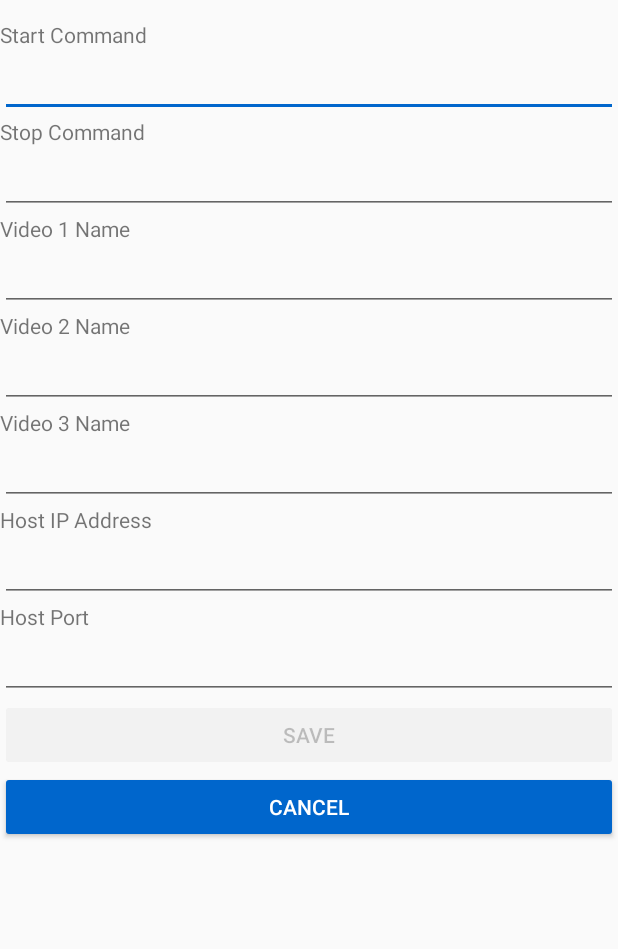
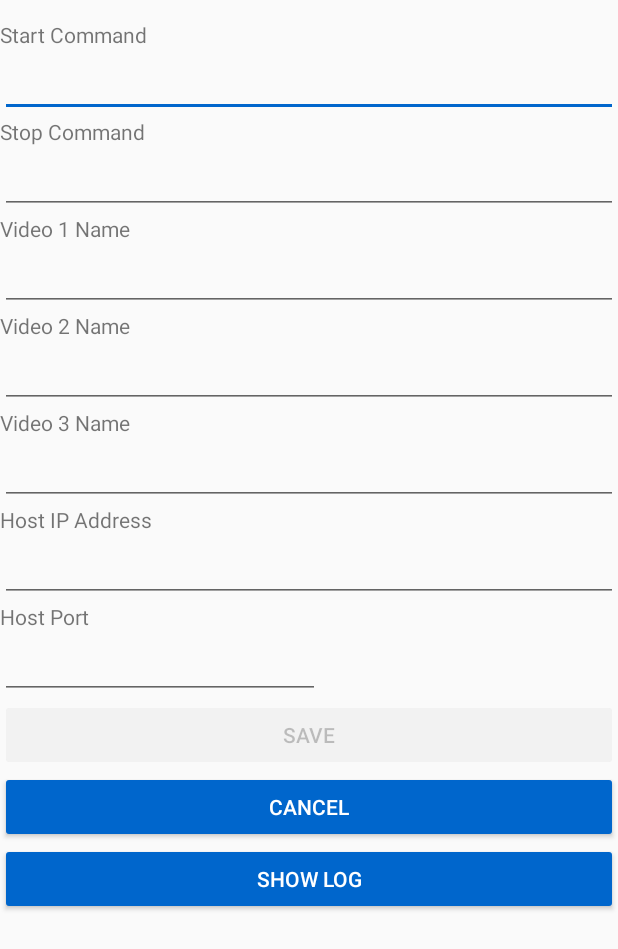
Before and after one commit to hafewa/AndroidRemoteControl, an Android app: the SettingsActivity screen opened directly, with no data from a screen before it, on a phone screen of 412 x 824 dp. Shown: the top 949 px of the screen. Run offline under Robolectric (Android 15) with nearby library versions, the phone set to English and light mode, and no system bars; 8 statements that could not run were skipped.

Commit message:
added log view capability

```diff
--- a/app/build.gradle
+++ b/app/build.gradle
@@ -27,10 +27,12 @@ android {
             path "CMakeLists.txt"
         }
     }
+    productFlavors {
+    }
 }
 
 dependencies {
-    compile fileTree(dir: 'libs', include: ['*.jar'])
+    compile fileTree(include: ['*.jar'], dir: 'libs')
     androidTestCompile('com.android.support.test.espresso:espresso-core:2.2.2', {
         exclude group: 'com.android.support', module: 'support-annotations'
     })
@@ -38,4 +40,5 @@ dependencies {
     compile 'com.google.android.gms:play-services-appindexing:9.0.0'
     compile 'com.android.support:design:23.4.0'
     testCompile 'junit:junit:4.12'
+    androidTestCompile 'com.android.support.test.espresso:espresso-core:2.2.2'
 }
--- a/app/src/main/res/layout/activity_settings.xml
+++ b/app/src/main/res/layout/activity_settings.xml
@@ -1,19 +1,58 @@
 <?xml version="1.0" encoding="utf-8"?>
-<RelativeLayout
+<RelativeLayout android:layout_width="match_parent"
+    android:layout_height="match_parent"
     xmlns:android="http://schemas.android.com/apk/res/android"
     xmlns:tools="http://schemas.android.com/tools"
+    tools:context="com.arc.prith.androidremotecontrol.SettingsActivity">
+
+    <ScrollView
+        android:layout_width="match_parent"
+        android:layout_height="match_parent"
+        android:id="@+id/layout_Log">
+
+        <LinearLayout
+            android:layout_width="match_parent"
+            android:layout_height="wrap_content"
+            android:orientation="vertical" >
+
+            <TextView
+                android:layout_width="match_parent"
+                android:layout_height="325dp"
+                android:id="@+id/lbl_Log" />
+
+            <Button
+                android:text="Clear Log"
+                android:layout_width="match_parent"
+                android:layout_height="wrap_content"
+                android:id="@+id/btn_ClearLog"
+                android:onClick="btn_ClearLog_OnClick"
+                style="@style/Widget.AppCompat.Button.Colored" />
+
+            <Button
+                android:text="Back To Settings"
+                android:layout_width="match_parent"
+                android:layout_height="wrap_content"
+                android:id="@+id/btn_ToSettings"
+                style="@style/Widget.AppCompat.Button.Colored"
+                android:onClick="btn_Back_OnClick" />
+        </LinearLayout>
+    </ScrollView>
+
+    <ScrollView
     android:layout_width="match_parent"
     android:layout_height="match_parent"
+    android:id="@+id/layout_Settings">
+<LinearLayout
+    android:orientation="vertical"
+    android:layout_width="match_parent"
+    android:layout_height="wrap_content"
     android:fitsSystemWindows="true"
-    tools:context="com.arc.prith.androidremotecontrol.SettingsActivity">
+    android:visibility="visible">
 
     <TextView
         android:text="Start Command"
         android:layout_width="wrap_content"
         android:layout_height="wrap_content"
-        android:layout_alignParentTop="true"
-        android:layout_alignParentLeft="true"
-        android:layout_alignParentStart="true"
         android:layout_marginTop="13dp"
         android:id="@+id/lbl_StartCmd" />
 
@@ -22,111 +61,77 @@
         android:layout_height="wrap_content"
         android:inputType="textPersonName"
         android:ems="10"
-        android:layout_below="@+id/lbl_StopCmd"
-        android:layout_alignParentLeft="true"
-        android:layout_alignParentStart="true"
+        android:id="@+id/txt_StartCmd" />
+
+    <TextView
+        android:text="Stop Command"
+        android:layout_width="wrap_content"
+        android:layout_height="wrap_content"
+        android:id="@+id/lbl_StopCmd" />
+
+    <EditText
+        android:layout_width="match_parent"
+        android:layout_height="wrap_content"
+        android:inputType="textPersonName"
+        android:ems="10"
         android:id="@+id/txt_StopCmd" />
 
     <TextView
         android:text="Video 1 Name"
         android:layout_width="wrap_content"
         android:layout_height="wrap_content"
-        android:id="@+id/lbl_Vid1Name"
-        android:layout_below="@+id/txt_StopCmd"
-        android:layout_alignParentLeft="true"
-        android:layout_alignParentStart="true" />
+        android:id="@+id/lbl_Vid1Name" />
 
     <EditText
         android:layout_width="match_parent"
         android:layout_height="wrap_content"
         android:inputType="textPersonName"
         android:ems="10"
-        android:id="@+id/txt_Vid1Name"
-        android:layout_below="@+id/lbl_Vid1Name"
-        android:layout_alignParentLeft="true"
-        android:layout_alignParentStart="true" />
+        android:id="@+id/txt_Vid1Name" />
 
     <TextView
         android:text="Video 2 Name"
         android:layout_width="wrap_content"
         android:layout_height="wrap_content"
-        android:id="@+id/lbl_Vid2Name"
-        android:layout_below="@+id/txt_Vid1Name" />
+        android:id="@+id/lbl_Vid2Name" />
 
     <EditText
         android:layout_width="match_parent"
         android:layout_height="wrap_content"
         android:inputType="textPersonName"
         android:ems="10"
-        android:id="@+id/txt_Vid2Name"
-        android:layout_below="@+id/lbl_Vid2Name"
-        android:layout_alignParentLeft="true"
-        android:layout_alignParentStart="true" />
+        android:id="@+id/txt_Vid2Name" />
 
     <TextView
         android:text="Video 3 Name"
         android:layout_width="wrap_content"
         android:layout_height="wrap_content"
-        android:id="@+id/lbl_Vid3Name"
-        android:layout_below="@+id/txt_Vid2Name"
-        android:layout_alignParentLeft="true"
-        android:layout_alignParentStart="true" />
+        android:id="@+id/lbl_Vid3Name" />
 
     <EditText
         android:layout_width="match_parent"
         android:layout_height="wrap_content"
         android:inputType="textPersonName"
         android:ems="10"
-        android:id="@+id/txt_Vid3Name"
-        android:layout_below="@+id/lbl_Vid3Name"
-        android:layout_alignParentLeft="true"
-        android:layout_alignParentStart="true" />
+        android:id="@+id/txt_Vid3Name" />
 
     <TextView
         android:text="Host IP Address"
         android:layout_width="wrap_content"
         android:layout_height="wrap_content"
-        android:id="@+id/lbl_IPAddr"
-        android:layout_below="@+id/txt_Vid3Name"
-        android:layout_alignParentLeft="true"
-        android:layout_alignParentStart="true" />
-
-    <EditText
-        android:layout_width="match_parent"
-        android:layout_height="wrap_content"
-        android:inputType="textPersonName"
-        android:ems="10"
-        android:id="@+id/txt_StartCmd"
-        android:layout_below="@+id/lbl_StartCmd"
-        android:layout_alignParentLeft="true"
-        android:layout_alignParentStart="true" />
-
-    <TextView
-        android:text="Stop Command"
-        android:layout_width="wrap_content"
-        android:layout_height="wrap_content"
-        android:id="@+id/lbl_StopCmd"
-        android:layout_below="@+id/txt_StartCmd"
-        android:layout_alignParentLeft="true"
-        android:layout_alignParentStart="true" />
+        android:id="@+id/lbl_IPAddr" />
 
     <EditText
         android:layout_width="match_parent"
         android:layout_height="wrap_content"
         android:ems="10"
         android:id="@+id/txt_IPAddr"
-        android:layout_below="@+id/lbl_IPAddr"
-        android:layout_alignParentLeft="true"
-        android:layout_alignParentStart="true"
         android:inputType="phone" />
 
     <TextView
         android:text="Host Port"
         android:layout_width="wrap_content"
         android:layout_height="wrap_content"
-        android:layout_below="@+id/txt_IPAddr"
-        android:layout_alignParentLeft="true"
-        android:layout_alignParentStart="true"
         android:id="@+id/lbl_Port" />
 
     <EditText
@@ -134,34 +139,32 @@
         android:layout_height="wrap_content"
         android:inputType="number"
         android:ems="10"
-        android:layout_below="@+id/lbl_Port"
-        android:layout_alignParentLeft="true"
-        android:layout_alignParentStart="true"
-        android:id="@+id/txt_Port"
-        android:layout_alignParentRight="true"
-        android:layout_alignParentEnd="true" />
+        android:id="@+id/txt_Port" />
 
     <Button
         android:text="Save"
-        android:layout_width="wrap_content"
+        android:layout_width="match_parent"
         android:layout_height="wrap_content"
-        android:layout_below="@+id/txt_Port"
         android:id="@+id/btn_Save"
         style="@style/Widget.AppCompat.Button.Colored"
-        android:layout_alignParentRight="true"
-        android:layout_alignParentEnd="true"
-        android:layout_alignParentLeft="true"
-        android:layout_alignParentStart="true"
         android:onClick="btn_Save_OnClick" />
 
     <Button
         android:text="Cancel"
         android:layout_width="match_parent"
         android:layout_height="wrap_content"
-        android:layout_below="@+id/btn_Save"
-        android:layout_centerHorizontal="true"
         android:id="@+id/btn_Cancel"
         style="@style/Widget.AppCompat.Button.Colored"
         android:onClick="btn_Cancel_OnClick" />
 
-</RelativeLayout>
+    <Button
+        android:text="Show Log"
+        android:layout_width="match_parent"
+        android:layout_height="wrap_content"
+        android:id="@+id/btn_ShowLog"
+        android:onClick="btn_ShowLog_OnClick"
+        style="@style/Widget.AppCompat.Button.Colored" />
+
+</LinearLayout>
+</ScrollView>
+    </RelativeLayout>
```
Also changed, not shown: app/src/main/java/com/arc/prith/androidremotecontrol/MainActivity.java (+8 -16 lines), app/src/main/java/com/arc/prith/androidremotecontrol/SettingsActivity.java (+42 -1 lines), app/src/main/res/layout/activity_main.xml (+24 -29 lines), 10 other files.
